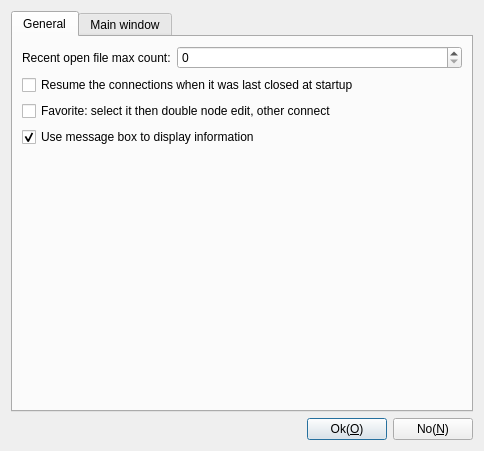
Before: the Qt Designer form App/Client/ParameterDlgSettings.ui in KangLin/RabbitRemoteControl, drawn with Qt 5.
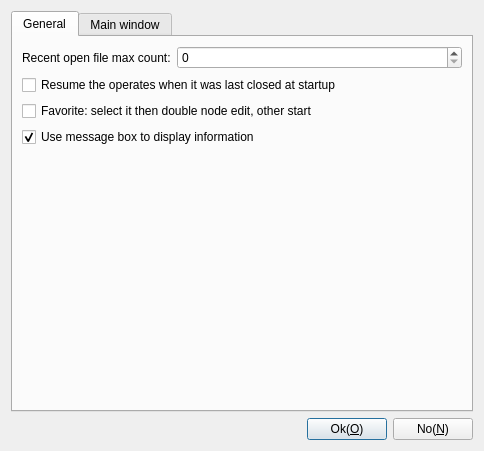
After: the same form once the commit is applied. Icons and pictures are not drawn.

Commit message: App: modify parameters

The edit to the form file:
```diff
--- a/App/Client/ParameterDlgSettings.ui
+++ b/App/Client/ParameterDlgSettings.ui
@@ -37,7 +37,7 @@
        <item row="2" column="0">
         <widget class="QCheckBox" name="cbFavoriteDoubleEdit">
          <property name="text">
-          <string>Favorite: select it then double node edit, other connect</string>
+          <string>Favorite: select it then double node edit, other start</string>
          </property>
         </widget>
        </item>
@@ -67,7 +67,7 @@
        <item row="1" column="0">
         <widget class="QCheckBox" name="cbResumLasterClose">
          <property name="text">
-          <string>Resume the connections when it was last closed at startup</string>
+          <string>Resume the operates when it was last closed at startup</string>
          </property>
         </widget>
        </item>
```
